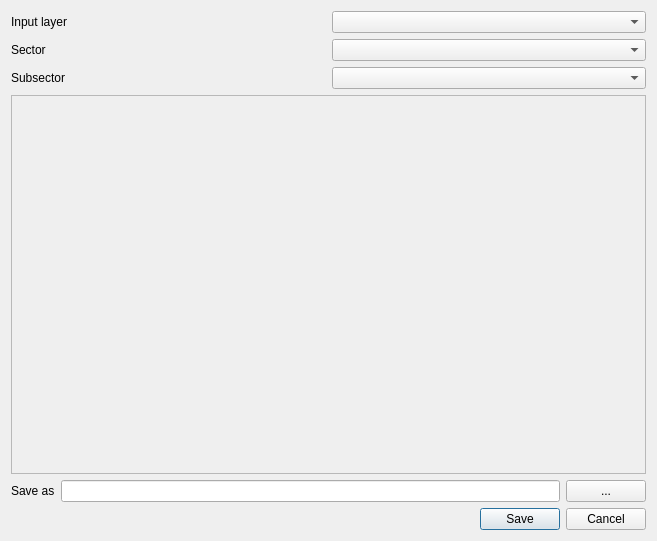
opengeogroep/AERIUS-QGIS-plugins, file ImaerPlugin/generate_calc_input_dlg.ui: the form before one commit.
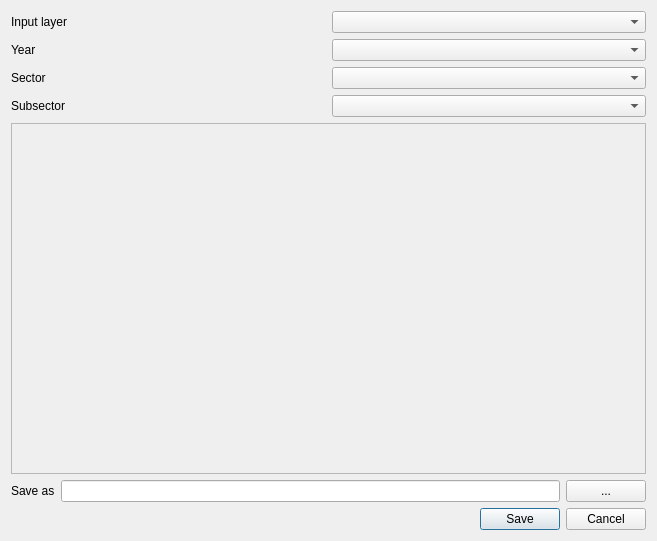
The form after the commit. Custom widgets are drawn as their Qt base class.

Commit message: year variable for calcinput

Diff of the .ui file:
```diff
--- a/ImaerPlugin/generate_calc_input_dlg.ui
+++ b/ImaerPlugin/generate_calc_input_dlg.ui
@@ -28,26 +28,36 @@
          </property>
         </widget>
        </item>
-       <item row="1" column="0">
+       <item row="2" column="0">
         <widget class="QLabel" name="label_sector">
          <property name="text">
           <string>Sector</string>
          </property>
         </widget>
        </item>
-       <item row="1" column="1">
-        <widget class="QComboBox" name="combo_sector"/>
-       </item>
        <item row="2" column="1">
+        <widget class="QComboBox" name="combo_sector"/>
+       </item>
+       <item row="3" column="1">
         <widget class="QComboBox" name="combo_subsector"/>
        </item>
-       <item row="2" column="0">
+       <item row="3" column="0">
         <widget class="QLabel" name="label_subsector">
          <property name="text">
           <string>Subsector</string>
          </property>
         </widget>
        </item>
+       <item row="1" column="0">
+        <widget class="QLabel" name="label_year">
+         <property name="text">
+          <string>Year</string>
+         </property>
+        </widget>
+       </item>
+       <item row="1" column="1">
+        <widget class="QComboBox" name="combo_year"/>
+       </item>
       </layout>
      </item>
      <item>
@@ -63,7 +73,7 @@
             <x>0</x>
             <y>0</y>
             <width>633</width>
-            <height>358</height>
+            <height>327</height>
            </rect>
           </property>
           <layout class="QGridLayout" name="gridLayout_3">
```
The commit also changes 5 other files.
